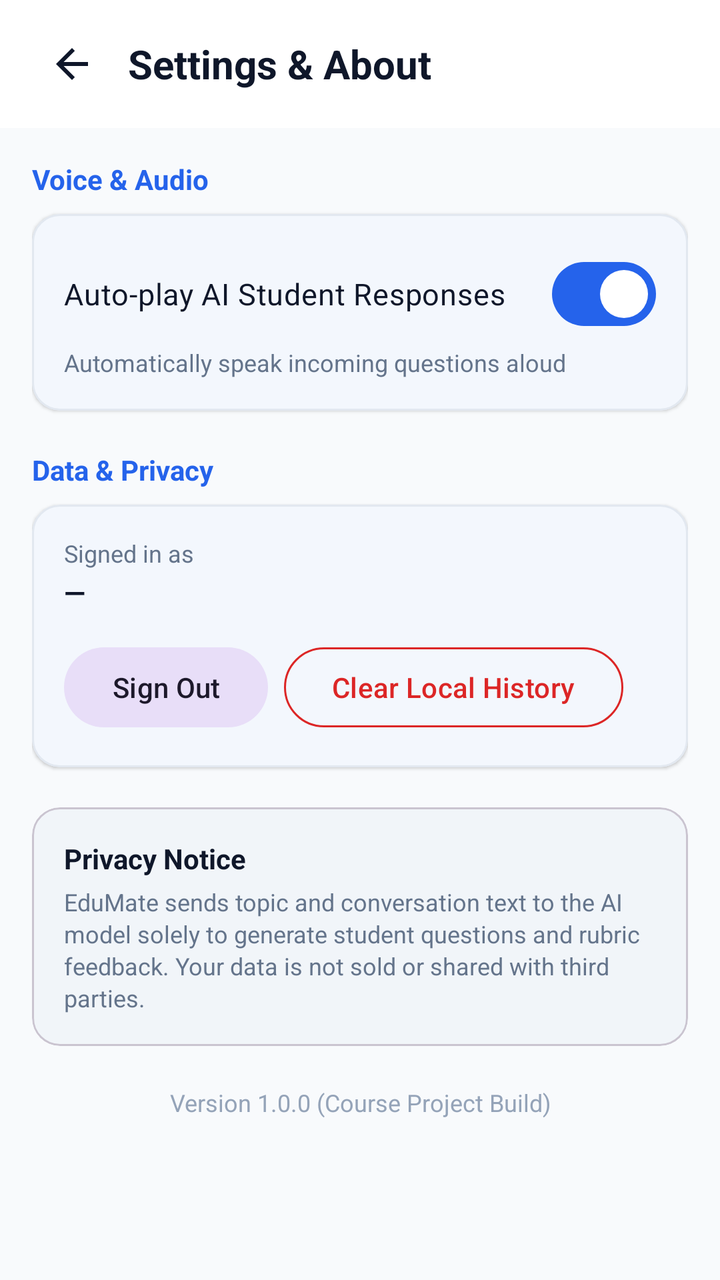
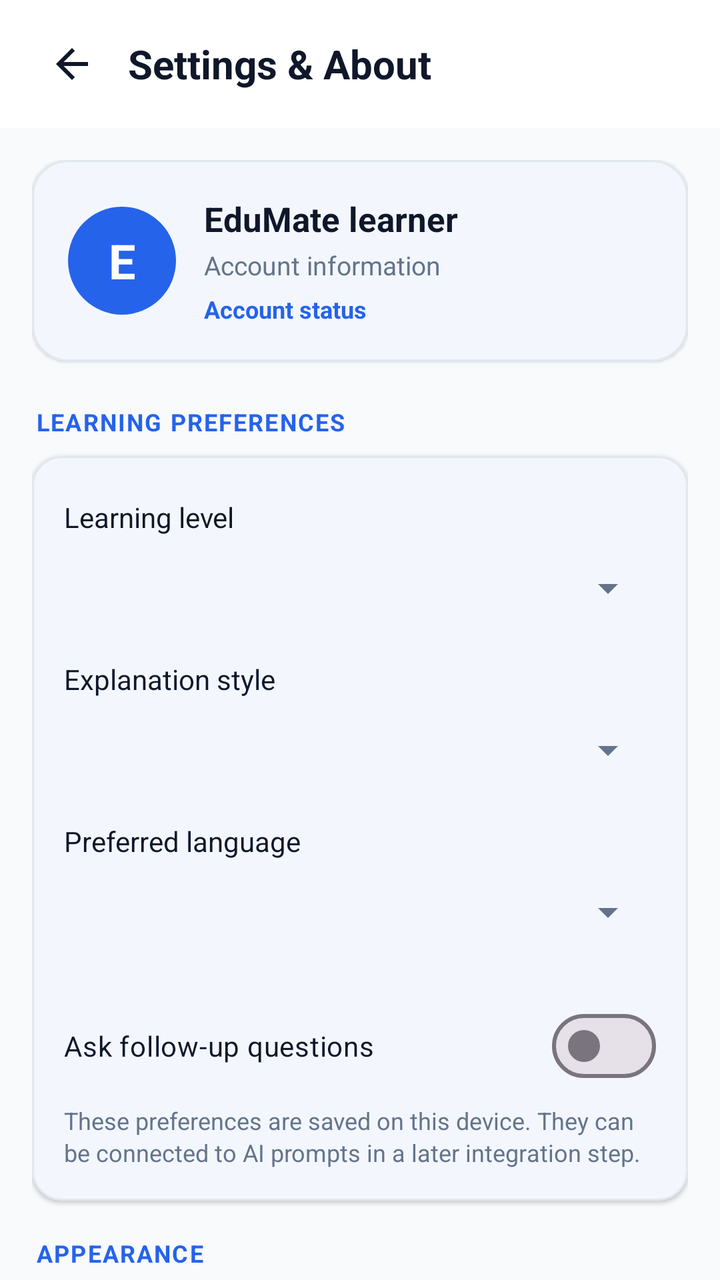

Two renders of the same Android screen: before a commit and after it. Below are the layout's source before the change and the commit's diff.
<!-- AndroidManifest.xml: application theme Theme.EduMate -->
<!-- res/layout/activity_settings.xml -->
<?xml version="1.0" encoding="utf-8"?>
<androidx.coordinatorlayout.widget.CoordinatorLayout xmlns:android="http://schemas.android.com/apk/res/android"
    xmlns:app="http://schemas.android.com/apk/res-auto"
    android:layout_width="match_parent"
    android:layout_height="match_parent"
    android:background="@color/background">

    <com.google.android.material.appbar.AppBarLayout
        android:layout_width="match_parent"
        android:layout_height="wrap_content"
        android:background="@color/surface"
        app:elevation="1dp">

        <androidx.appcompat.widget.Toolbar
            android:id="@+id/toolbar"
            android:layout_width="match_parent"
            android:layout_height="?attr/actionBarSize">

            <LinearLayout
                android:layout_width="match_parent"
                android:layout_height="match_parent"
                android:gravity="center_vertical"
                android:orientation="horizontal">

                <ImageButton
                    android:id="@+id/btn_back"
                    android:layout_width="40dp"
                    android:layout_height="40dp"
                    android:background="?attr/selectableItemBackgroundBorderless"
                    android:contentDescription="Back"
                    android:src="@drawable/ic_arrow_back" />

                <TextView
                    android:layout_width="wrap_content"
                    android:layout_height="wrap_content"
                    android:layout_marginStart="8dp"
                    android:text="@string/title_settings"
                    android:textColor="@color/text_primary"
                    android:textSize="20sp"
                    android:textStyle="bold" />
            </LinearLayout>
        </androidx.appcompat.widget.Toolbar>
    </com.google.android.material.appbar.AppBarLayout>

    <androidx.core.widget.NestedScrollView
        android:layout_width="match_parent"
        android:layout_height="match_parent"
        android:fillViewport="true"
        app:layout_behavior="@string/appbar_scrolling_view_behavior">

        <LinearLayout
            android:layout_width="match_parent"
            android:layout_height="wrap_content"
            android:orientation="vertical"
            android:padding="16dp">

            
            <TextView
                android:layout_width="wrap_content"
                android:layout_height="wrap_content"
                android:layout_marginBottom="8dp"
                android:text="@string/settings_voice_header"
                android:textColor="@color/primary"
                android:textSize="14sp"
                android:textStyle="bold" />

            <com.google.android.material.card.MaterialCardView
                android:layout_width="match_parent"
                android:layout_height="wrap_content"
                android:layout_marginBottom="20dp"
                app:cardBackgroundColor="@color/surface"
                app:cardCornerRadius="14dp"
                app:cardElevation="1dp"
                app:strokeColor="@color/card_border"
                app:strokeWidth="1dp">

                <LinearLayout
                    android:layout_width="match_parent"
                    android:layout_height="wrap_content"
                    android:orientation="vertical"
                    android:padding="16dp">

                    <com.google.android.material.materialswitch.MaterialSwitch
                        android:id="@+id/switch_tts_auto"
                        android:layout_width="match_parent"
                        android:layout_height="wrap_content"
                        android:checked="true"
                        android:text="@string/setting_tts_auto_play"
                        android:textColor="@color/text_primary"
                        android:textSize="15sp" />

                    <TextView
                        android:layout_width="match_parent"
                        android:layout_height="wrap_content"
                        android:layout_marginTop="2dp"
                        android:text="@string/setting_tts_auto_play_summary"
                        android:textColor="@color/text_secondary"
                        android:textSize="12sp" />
                </LinearLayout>
            </com.google.android.material.card.MaterialCardView>

            
            <TextView
                android:layout_width="wrap_content"
                android:layout_height="wrap_content"
                android:layout_marginBottom="8dp"
                android:text="@string/settings_data_header"
                android:textColor="@color/primary"
                android:textSize="14sp"
                android:textStyle="bold" />

            <com.google.android.material.card.MaterialCardView
                android:layout_width="match_parent"
                android:layout_height="wrap_content"
                android:layout_marginBottom="20dp"
                app:cardBackgroundColor="@color/surface"
                app:cardCornerRadius="14dp"
                app:cardElevation="1dp"
                app:strokeColor="@color/card_border"
                app:strokeWidth="1dp">

                <LinearLayout
                    android:layout_width="match_parent"
                    android:layout_height="wrap_content"
                    android:orientation="vertical"
                    android:padding="16dp">

                    <TextView
                        android:layout_width="wrap_content"
                        android:layout_height="wrap_content"
                        android:text="Signed in as"
                        android:textColor="@color/text_secondary"
                        android:textSize="12sp" />

                    <TextView
                        android:id="@+id/tv_user_id"
                        android:layout_width="wrap_content"
                        android:layout_height="wrap_content"
                        android:layout_marginTop="2dp"
                        android:layout_marginBottom="14dp"
                        android:text="—"
                        android:textColor="@color/text_primary"
                        android:textSize="14sp"
                        android:textStyle="bold" />

                    <LinearLayout
                        android:layout_width="match_parent"
                        android:layout_height="wrap_content"
                        android:orientation="horizontal">

                        <com.google.android.material.button.MaterialButton
                            android:id="@+id/btn_sign_out"
                            style="@style/Widget.Material3.Button.TonalButton"
                            android:layout_width="wrap_content"
                            android:layout_height="wrap_content"
                            android:text="Sign Out" />

                        <com.google.android.material.button.MaterialButton
                            android:id="@+id/btn_clear_data"
                            style="@style/Widget.Material3.Button.OutlinedButton"
                            android:layout_width="wrap_content"
                            android:layout_height="wrap_content"
                            android:layout_marginStart="8dp"
                            android:text="@string/setting_clear_data"
                            android:textColor="@color/score_poor"
                            app:strokeColor="@color/score_poor" />
                    </LinearLayout>
                </LinearLayout>
            </com.google.android.material.card.MaterialCardView>

            
            <com.google.android.material.card.MaterialCardView
                android:layout_width="match_parent"
                android:layout_height="wrap_content"
                android:layout_marginBottom="20dp"
                app:cardBackgroundColor="@color/surface_variant"
                app:cardCornerRadius="14dp"
                app:cardElevation="0dp">

                <LinearLayout
                    android:layout_width="match_parent"
                    android:layout_height="wrap_content"
                    android:orientation="vertical"
                    android:padding="16dp">

                    <TextView
                        android:layout_width="wrap_content"
                        android:layout_height="wrap_content"
                        android:text="@string/privacy_notice_title"
                        android:textColor="@color/text_primary"
                        android:textSize="14sp"
                        android:textStyle="bold" />

                    <TextView
                        android:layout_width="match_parent"
                        android:layout_height="wrap_content"
                        android:layout_marginTop="4dp"
                        android:lineSpacingExtra="2dp"
                        android:text="@string/privacy_notice_content"
                        android:textColor="@color/text_secondary"
                        android:textSize="12sp" />
                </LinearLayout>
            </com.google.android.material.card.MaterialCardView>

            
            <TextView
                android:layout_width="match_parent"
                android:layout_height="wrap_content"
                android:gravity="center"
                android:text="@string/settings_version"
                android:textColor="@color/text_hint"
                android:textSize="12sp" />

        </LinearLayout>
    </androidx.core.widget.NestedScrollView>
</androidx.coordinatorlayout.widget.CoordinatorLayout>
<!-- resources referenced by this layout -->
<resources>
  <color name="surface_variant">#F1F5F9</color>
  <string name="privacy_notice_content">EduMate sends topic and conversation text to the AI model solely to generate student questions and rubric feedback. Your data is not sold or shared with third parties.</string>
  <string name="privacy_notice_title">Privacy Notice</string>
  <string name="settings_data_header">Data &amp; Privacy</string>
  <string name="settings_version">Version 1.0.0 (Course Project Build)</string>
  <string name="settings_voice_header">Voice &amp; Audio</string>
  <!-- unchanged entries left out for length: 18 -->
</resources>

<!-- the commit's change to res/layout/activity_settings.xml (unified diff, before → after) -->
@@ -12,16 +12,13 @@
         app:elevation="1dp">
 
         <androidx.appcompat.widget.Toolbar
-            android:id="@+id/toolbar"
             android:layout_width="match_parent"
             android:layout_height="?attr/actionBarSize">
-
             <LinearLayout
                 android:layout_width="match_parent"
                 android:layout_height="match_parent"
                 android:gravity="center_vertical"
                 android:orientation="horizontal">
-
                 <ImageButton
                     android:id="@+id/btn_back"
                     android:layout_width="40dp"
@@ -29,7 +26,6 @@
                     android:background="?attr/selectableItemBackgroundBorderless"
                     android:contentDescription="Back"
                     android:src="@drawable/ic_arrow_back" />
-
                 <TextView
                     android:layout_width="wrap_content"
                     android:layout_height="wrap_content"
@@ -47,170 +43,193 @@
         android:layout_height="match_parent"
         android:fillViewport="true"
         app:layout_behavior="@string/appbar_scrolling_view_behavior">
-
         <LinearLayout
             android:layout_width="match_parent"
             android:layout_height="wrap_content"
             android:orientation="vertical"
             android:padding="16dp">
 
-            
-            <TextView
-                android:layout_width="wrap_content"
-                android:layout_height="wrap_content"
-                android:layout_marginBottom="8dp"
-                android:text="@string/settings_voice_header"
-                android:textColor="@color/primary"
-                android:textSize="14sp"
-                android:textStyle="bold" />
-
             <com.google.android.material.card.MaterialCardView
                 android:layout_width="match_parent"
                 android:layout_height="wrap_content"
-                android:layout_marginBottom="20dp"
+                android:layout_marginBottom="22dp"
                 app:cardBackgroundColor="@color/surface"
-                app:cardCornerRadius="14dp"
+                app:cardCornerRadius="18dp"
                 app:cardElevation="1dp"
                 app:strokeColor="@color/card_border"
                 app:strokeWidth="1dp">
-
                 <LinearLayout
                     android:layout_width="match_parent"
                     android:layout_height="wrap_content"
-                    android:orientation="vertical"
-                    android:padding="16dp">
-
+                    android:gravity="center_vertical"
+                    android:orientation="horizontal"
+                    android:padding="18dp">
+                    <TextView
+                        android:layout_width="54dp"
+                        android:layout_height="54dp"
+                        android:background="@drawable/bg_avatar_circle"
+                        android:gravity="center"
+                        android:text="E"
+                        android:textColor="@color/on_primary"
+                        android:textSize="24sp"
+                        android:textStyle="bold" />
+                    <LinearLayout
+                        android:layout_width="0dp"
+                        android:layout_height="wrap_content"
+                        android:layout_marginStart="14dp"
+                        android:layout_weight="1"
+                        android:orientation="vertical">
+                        <TextView
+                            android:id="@+id/tv_profile_name"
+                            android:layout_width="match_parent"
+                            android:layout_height="wrap_content"
+                            android:text="EduMate learner"
+                            android:textColor="@color/text_primary"
+                            android:textSize="17sp"
+                            android:textStyle="bold" />
+                        <TextView
+                            android:id="@+id/tv_profile_email"
+                            android:layout_width="match_parent"
+                            android:layout_height="wrap_content"
+                            android:layout_marginTop="3dp"
+                            android:text="Account information"
+                            android:textColor="@color/text_secondary"
+                            android:textSize="13sp" />
+                        <TextView
+                            android:id="@+id/tv_account_type"
+                            android:layout_width="match_parent"
+                            android:layout_height="wrap_content"
+                            android:layout_marginTop="5dp"
+                            android:text="Account status"
+                            android:textColor="@color/primary"
+                            android:textSize="12sp"
+                            android:textStyle="bold" />
+                    </LinearLayout>
+                </LinearLayout>
+            </com.google.android.material.card.MaterialCardView>
+
+            <TextView style="@style/SettingsSectionTitle" android:text="LEARNING PREFERENCES" />
+            <com.google.android.material.card.MaterialCardView style="@style/SettingsCard">
+                <LinearLayout style="@style/SettingsCardContent">
+                    <TextView style="@style/SettingsLabel" android:text="Learning level" />
+                    <Spinner android:id="@+id/spinner_learning_level" style="@style/SettingsSpinner" />
+                    <TextView style="@style/SettingsLabel" android:text="Explanation style" />
+                    <Spinner android:id="@+id/spinner_explanation_style" style="@style/SettingsSpinner" />
+                    <TextView style="@style/SettingsLabel" android:text="Preferred language" />
+                    <Spinner android:id="@+id/spinner_language" style="@style/SettingsSpinner" />
+                    <com.google.android.material.materialswitch.MaterialSwitch
+                        android:id="@+id/switch_follow_up"
+                        android:layout_width="match_parent"
+                        android:layout_height="wrap_content"
+                        android:layout_marginTop="12dp"
+                        android:text="Ask follow-up questions"
+                        android:textColor="@color/text_primary"
+                        android:textSize="14sp" />
+                    <TextView style="@style/SettingsSummary"
+                        android:text="These preferences are saved on this device. They can be connected to AI prompts in a later integration step." />
+                </LinearLayout>
+            </com.google.android.material.card.MaterialCardView>
+
+            <TextView style="@style/SettingsSectionTitle" android:text="APPEARANCE" />
+            <com.google.android.material.card.MaterialCardView style="@style/SettingsCard">
+                <LinearLayout style="@style/SettingsCardContent">
+                    <TextView style="@style/SettingsLabel" android:text="App theme" />
+                    <Spinner android:id="@+id/spinner_theme" style="@style/SettingsSpinner" />
+                    <TextView style="@style/SettingsSummary" android:text="Choose light, dark, or follow your device setting." />
+                </LinearLayout>
+            </com.google.android.material.card.MaterialCardView>
+
+            <TextView style="@style/SettingsSectionTitle" android:text="VOICE &amp; AUDIO" />
+            <com.google.android.material.card.MaterialCardView style="@style/SettingsCard">
+                <LinearLayout style="@style/SettingsCardContent">
                     <com.google.android.material.materialswitch.MaterialSwitch
                         android:id="@+id/switch_tts_auto"
                         android:layout_width="match_parent"
                         android:layout_height="wrap_content"
-                        android:checked="true"
                         android:text="@string/setting_tts_auto_play"
                         android:textColor="@color/text_primary"
-                        android:textSize="15sp" />
-
-                    <TextView
+                        android:textSize="14sp" />
+                    <TextView style="@style/SettingsSummary" android:text="@string/setting_tts_auto_play_summary" />
+                </LinearLayout>
+            </com.google.android.material.card.MaterialCardView>
+
+            <TextView style="@style/SettingsSectionTitle" android:text="AI &amp; PRIVACY" />
+            <com.google.android.material.card.MaterialCardView style="@style/SettingsCard">
+                <LinearLayout style="@style/SettingsCardContent">
+                    <TextView
+                        android:id="@+id/row_ai_service"
+                        style="@style/SettingsActionRow"
+                        android:text="AI service  ·  Gemini via secure proxy"
+                        android:drawableEnd="@drawable/ic_chevron_right"
+                        android:drawablePadding="8dp" />
+                    <View style="@style/SettingsDivider" />
+                    <TextView
+                        android:id="@+id/row_privacy"
+                        style="@style/SettingsActionRow"
+                        android:text="Privacy &amp; learning data"
+                        android:drawableEnd="@drawable/ic_chevron_right"
+                        android:drawablePadding="8dp" />
+                    <View style="@style/SettingsDivider" />
+                    <com.google.android.material.button.MaterialButton
+                        android:id="@+id/btn_clear_data"
+                        style="@style/Widget.Material3.Button.OutlinedButton"
+                        android:layout_width="wrap_content"
+                        android:layout_height="wrap_content"
+                        android:layout_marginTop="8dp"
+                        android:text="@string/setting_clear_data"
+                        android:textColor="@color/score_poor"
+                        app:strokeColor="@color/score_poor" />
+                </LinearLayout>
+            </com.google.android.material.card.MaterialCardView>
+
+            <TextView style="@style/SettingsSectionTitle" android:text="HELP &amp; ABOUT" />
+            <com.google.android.material.card.MaterialCardView style="@style/SettingsCard">
+                <LinearLayout style="@style/SettingsCardContent">
+                    <TextView
+                        android:id="@+id/row_help"
+                        style="@style/SettingsActionRow"
+                        android:text="Help &amp; how to use EduMate"
+                        android:drawableEnd="@drawable/ic_chevron_right"
+                        android:drawablePadding="8dp" />
+                    <View style="@style/SettingsDivider" />
+                    <TextView
+                        android:id="@+id/row_feedback"
+                        style="@style/SettingsActionRow"
+                        android:text="Send feedback / report a bug"
+                        android:drawableEnd="@drawable/ic_chevron_right"
+                        android:drawablePadding="8dp" />
+                    <View style="@style/SettingsDivider" />
+                    <TextView
+                        android:id="@+id/row_about"
+                        style="@style/SettingsActionRow"
+                        android:text="About EduMate"
+                        android:drawableEnd="@drawable/ic_chevron_right"
+                        android:drawablePadding="8dp" />
+                </LinearLayout>
+            </com.google.android.material.card.MaterialCardView>
+
+            <TextView style="@style/SettingsSectionTitle" android:text="ACCOUNT" />
+            <com.google.android.material.card.MaterialCardView style="@style/SettingsCard">
+                <LinearLayout style="@style/SettingsCardContent">
+                    <com.google.android.material.button.MaterialButton
+                        android:id="@+id/btn_sign_out"
+                        style="@style/Widget.Material3.Button.TonalButton"
                         android:layout_width="match_parent"
                         android:layout_height="wrap_content"
-                        android:layout_marginTop="2dp"
-                        android:text="@string/setting_tts_auto_play_summary"
-                        android:textColor="@color/text_secondary"
-                        android:textSize="12sp" />
-                </LinearLayout>
-            </com.google.android.material.card.MaterialCardView>
-
-            
+                        android:text="Sign out" />
+                </LinearLayout>
+            </com.google.android.material.card.MaterialCardView>
+
             <TextView
-                android:layout_width="wrap_content"
-                android:layout_height="wrap_content"
-                android:layout_marginBottom="8dp"
-                android:text="@string/settings_data_header"
-                android:textColor="@color/primary"
-                android:textSize="14sp"
-                android:textStyle="bold" />
-
-            <com.google.android.material.card.MaterialCardView
+                android:id="@+id/tv_version"
                 android:layout_width="match_parent"
                 android:layout_height="wrap_content"
+                android:layout_marginTop="10dp"
                 android:layout_marginBottom="20dp"
-                app:cardBackgroundColor="@color/surface"
-                app:cardCornerRadius="14dp"
-                app:cardElevation="1dp"
-                app:strokeColor="@color/card_border"
-                app:strokeWidth="1dp">
-
-                <LinearLayout
-                    android:layout_width="match_parent"
-                    android:layout_height="wrap_content"
-                    android:orientation="vertical"
-                    android:padding="16dp">
-
-                    <TextView
-                        android:layout_width="wrap_content"
-                        android:layout_height="wrap_content"
-                        android:text="Signed in as"
-                        android:textColor="@color/text_secondary"
-                        android:textSize="12sp" />
-
-                    <TextView
-                        android:id="@+id/tv_user_id"
-                        android:layout_width="wrap_content"
-                        android:layout_height="wrap_content"
-                        android:layout_marginTop="2dp"
-                        android:layout_marginBottom="14dp"
-                        android:text="—"
-                        android:textColor="@color/text_primary"
-                        android:textSize="14sp"
-                        android:textStyle="bold" />
-
-                    <LinearLayout
-                        android:layout_width="match_parent"
-                        android:layout_height="wrap_content"
-                        android:orientation="horizontal">
-
-                        <com.google.android.material.button.MaterialButton
-                            android:id="@+id/btn_sign_out"
-                            style="@style/Widget.Material3.Button.TonalButton"
-                            android:layout_width="wrap_content"
-                            android:layout_height="wrap_content"
-                            android:text="Sign Out" />
-
-                        <com.google.android.material.button.MaterialButton
-                            android:id="@+id/btn_clear_data"
-                            style="@style/Widget.Material3.Button.OutlinedButton"
-                            android:layout_width="wrap_content"
-                            android:layout_height="wrap_content"
-                            android:layout_marginStart="8dp"
-                            android:text="@string/setting_clear_data"
-                            android:textColor="@color/score_poor"
-                            app:strokeColor="@color/score_poor" />
-                    </LinearLayout>
-                </LinearLayout>
-            </com.google.android.material.card.MaterialCardView>
-
-            
-            <com.google.android.material.card.MaterialCardView
-                android:layout_width="match_parent"
-                android:layout_height="wrap_content"
-                android:layout_marginBottom="20dp"
-                app:cardBackgroundColor="@color/surface_variant"
-                app:cardCornerRadius="14dp"
-                app:cardElevation="0dp">
-
-                <LinearLayout
-                    android:layout_width="match_parent"
-                    android:layout_height="wrap_content"
-                    android:orientation="vertical"
-                    android:padding="16dp">
-
-                    <TextView
-                        android:layout_width="wrap_content"
-                        android:layout_height="wrap_content"
-                        android:text="@string/privacy_notice_title"
-                        android:textColor="@color/text_primary"
-                        android:textSize="14sp"
-                        android:textStyle="bold" />
-
-                    <TextView
-                        android:layout_width="match_parent"
-                        android:layout_height="wrap_content"
-                        android:layout_marginTop="4dp"
-                        android:lineSpacingExtra="2dp"
-                        android:text="@string/privacy_notice_content"
-                        android:textColor="@color/text_secondary"
-                        android:textSize="12sp" />
-                </LinearLayout>
-            </com.google.android.material.card.MaterialCardView>
-
-            
-            <TextView
-                android:layout_width="match_parent"
-                android:layout_height="wrap_content"
                 android:gravity="center"
-                android:text="@string/settings_version"
+                android:text="Version"
                 android:textColor="@color/text_hint"
                 android:textSize="12sp" />
-
         </LinearLayout>
     </androidx.core.widget.NestedScrollView>
 </androidx.coordinatorlayout.widget.CoordinatorLayout>
<!-- resource entries referenced after the edit -->
@@ -1,11 +1,86 @@
 <!-- resources referenced by this layout -->
 <resources>
-  <color name="surface_variant">#F1F5F9</color>
-  <string name="privacy_notice_content">EduMate sends topic and conversation text to the AI model solely to generate student questions and rubric feedback. Your data is not sold or shared with third parties.</string>
-  <string name="privacy_notice_title">Privacy Notice</string>
-  <string name="settings_data_header">Data &amp; Privacy</string>
-  <string name="settings_version">Version 1.0.0 (Course Project Build)</string>
-  <string name="settings_voice_header">Voice &amp; Audio</string>
+  <!-- drawable bg_avatar_circle (drawable) -->
+  <?xml version="1.0" encoding="utf-8"?>
+  <shape xmlns:android="http://schemas.android.com/apk/res/android" android:shape="oval">
+      <solid android:color="@color/primary" />
+  </shape>
+  <!-- drawable ic_chevron_right (drawable) -->
+  <?xml version="1.0" encoding="utf-8"?>
+  <vector xmlns:android="http://schemas.android.com/apk/res/android"
+      android:width="20dp" android:height="20dp"
+      android:viewportWidth="24" android:viewportHeight="24">
+      <path android:fillColor="#64748B" android:pathData="M9,6L7.59,7.41 12.17,12l-4.58,4.59L9,18l6,-6z" />
+  </vector>
+  <style name="SettingsActionRow">
+          <item name="android:layout_width">match_parent</item>
+          <item name="android:layout_height">wrap_content</item>
+          <item name="android:background">?attr/selectableItemBackground</item>
+          <item name="android:clickable">true</item>
+          <item name="android:focusable">true</item>
+          <item name="android:gravity">center_vertical</item>
+          <item name="android:minHeight">52dp</item>
+          <item name="android:textColor">@color/text_primary</item>
+          <item name="android:textSize">14sp</item>
+          <item name="android:paddingStart">4dp</item>
+          <item name="android:paddingEnd">4dp</item>
+      </style>
+  <style name="SettingsCard">
+          <item name="android:layout_width">match_parent</item>
+          <item name="android:layout_height">wrap_content</item>
+          <item name="android:layout_marginBottom">18dp</item>
+          <item name="cardBackgroundColor">@color/surface</item>
+          <item name="cardCornerRadius">15dp</item>
+          <item name="cardElevation">1dp</item>
+          <item name="strokeColor">@color/card_border</item>
+          <item name="strokeWidth">1dp</item>
+      </style>
+  <style name="SettingsCardContent">
+          <item name="android:layout_width">match_parent</item>
+          <item name="android:layout_height">wrap_content</item>
+          <item name="android:orientation">vertical</item>
+          <item name="android:padding">16dp</item>
+      </style>
+  <style name="SettingsDivider">
+          <item name="android:layout_width">match_parent</item>
+          <item name="android:layout_height">1dp</item>
+          <item name="android:background">@color/divider</item>
+      </style>
+  <style name="SettingsLabel">
+          <item name="android:layout_width">match_parent</item>
+          <item name="android:layout_height">wrap_content</item>
+          <item name="android:layout_marginTop">5dp</item>
+          <item name="android:textColor">@color/text_primary</item>
+          <item name="android:textSize">14sp</item>
+          <item name="android:textStyle">normal</item>
+      </style>
+  <style name="SettingsSectionTitle">
+          <item name="android:layout_width">wrap_content</item>
+          <item name="android:layout_height">wrap_content</item>
+          <item name="android:layout_marginStart">2dp</item>
+          <item name="android:layout_marginBottom">9dp</item>
+          <item name="android:textColor">@color/primary</item>
+          <item name="android:textSize">12sp</item>
+          <item name="android:textStyle">bold</item>
+          <item name="android:letterSpacing">0.06</item>
+      </style>
+  <style name="SettingsSpinner">
+          <item name="android:layout_width">match_parent</item>
+          <item name="android:layout_height">48dp</item>
+          <item name="android:layout_marginTop">2dp</item>
+          <item name="android:layout_marginBottom">7dp</item>
+          <item name="android:paddingStart">8dp</item>
+          <item name="android:paddingEnd">8dp</item>
+      </style>
+  <style name="SettingsSummary">
+          <item name="android:layout_width">match_parent</item>
+          <item name="android:layout_height">wrap_content</item>
+          <item name="android:layout_marginTop">5dp</item>
+          <item name="android:textColor">@color/text_secondary</item>
+          <item name="android:textSize">12sp</item>
+          <item name="android:lineSpacingExtra">2dp</item>
+      </style>
+  <color name="divider">#E2E8F0</color>
   <!-- unchanged entries left out for length: 18 -->
 </resources>
 
